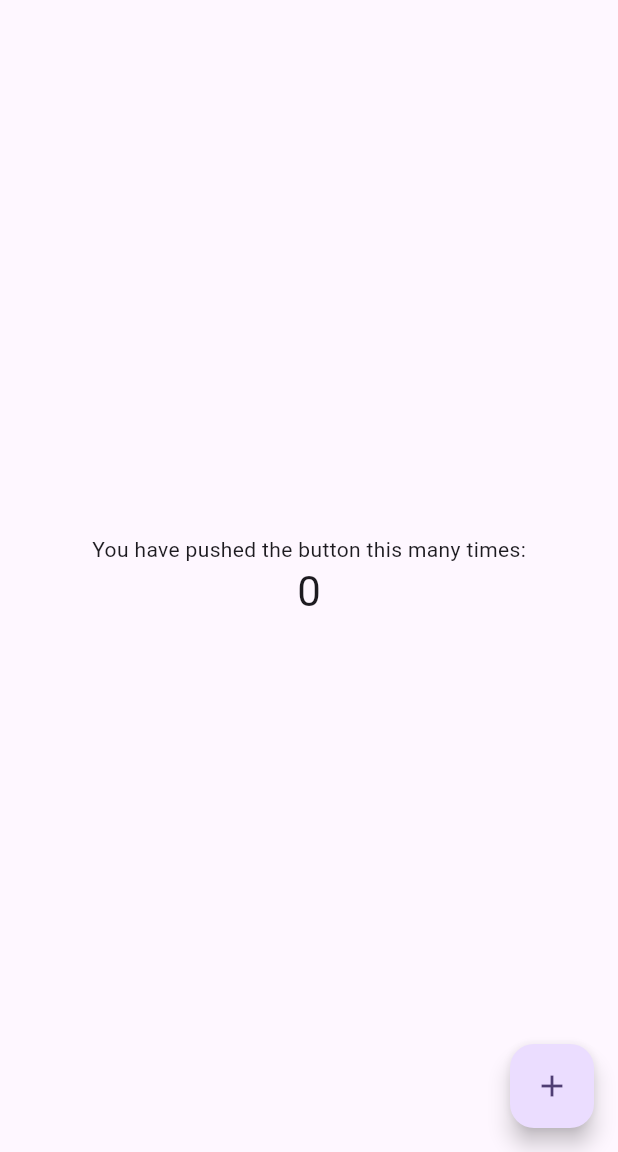
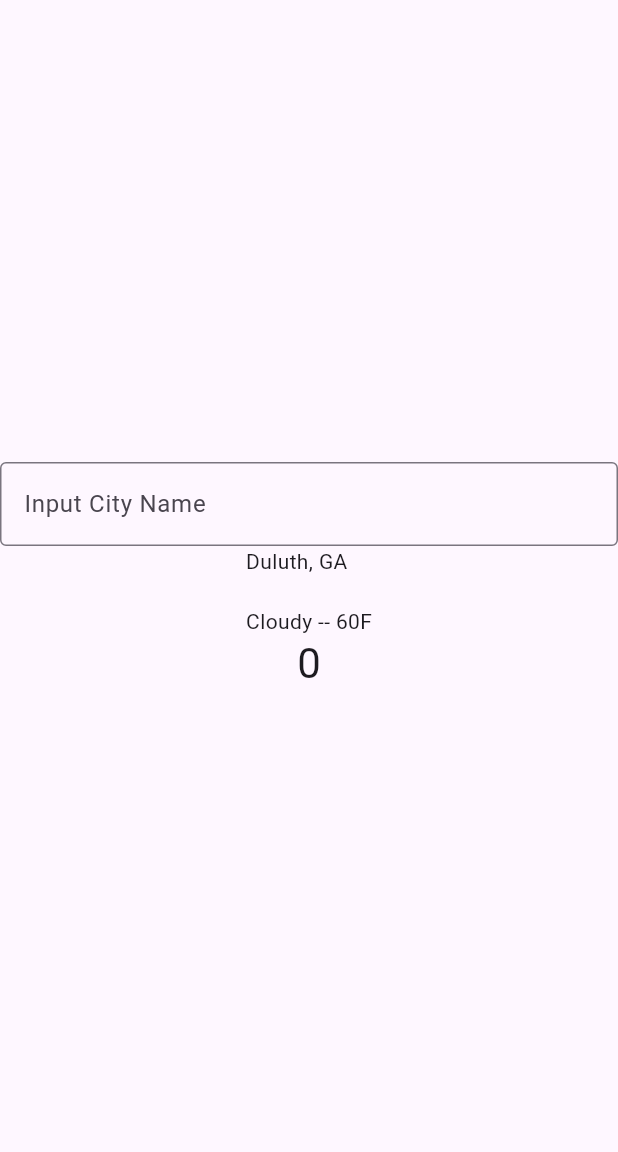
Before and after one commit to mnewby4/weather_info_app, a Flutter app: the screen it shows after launch, on a phone screen of 412 x 824 dp, the part 84-1236 px from its top. Run offline on Flutter 3.47's test engine with Material 3 defaults, Android fonts, the phone set to English and light mode, and no system bars.

Commit message:
Input field text and city name/condition/temperature

```diff
--- a/lib/main.dart
+++ b/lib/main.dart
@@ -106,8 +106,15 @@ class _MyHomePageState extends State<MyHomePage> {
           // wireframe for each widget.
           mainAxisAlignment: MainAxisAlignment.center,
           children: <Widget>[
+            TextField(
+                obscureText: false,
+                decoration: InputDecoration(
+                  border: OutlineInputBorder(),
+                  labelText: 'Input City Name',
+                ),
+            ),
             const Text(
-              'You have pushed the button this many times:',
+              'Duluth, GA\n\nCloudy -- 60F',
             ),
             Text(
               '$_counter',
@@ -116,11 +123,11 @@ class _MyHomePageState extends State<MyHomePage> {
           ],
         ),
       ),
-      floatingActionButton: FloatingActionButton(
+      /*floatingActionButton: FloatingActionButton(
         onPressed: _incrementCounter,
         tooltip: 'Increment',
         child: const Icon(Icons.add),
-      ), // This trailing comma makes auto-formatting nicer for build methods.
+      ), // This trailing comma makes auto-formatting nicer for build methods.*/
     );
   }
 }
```
